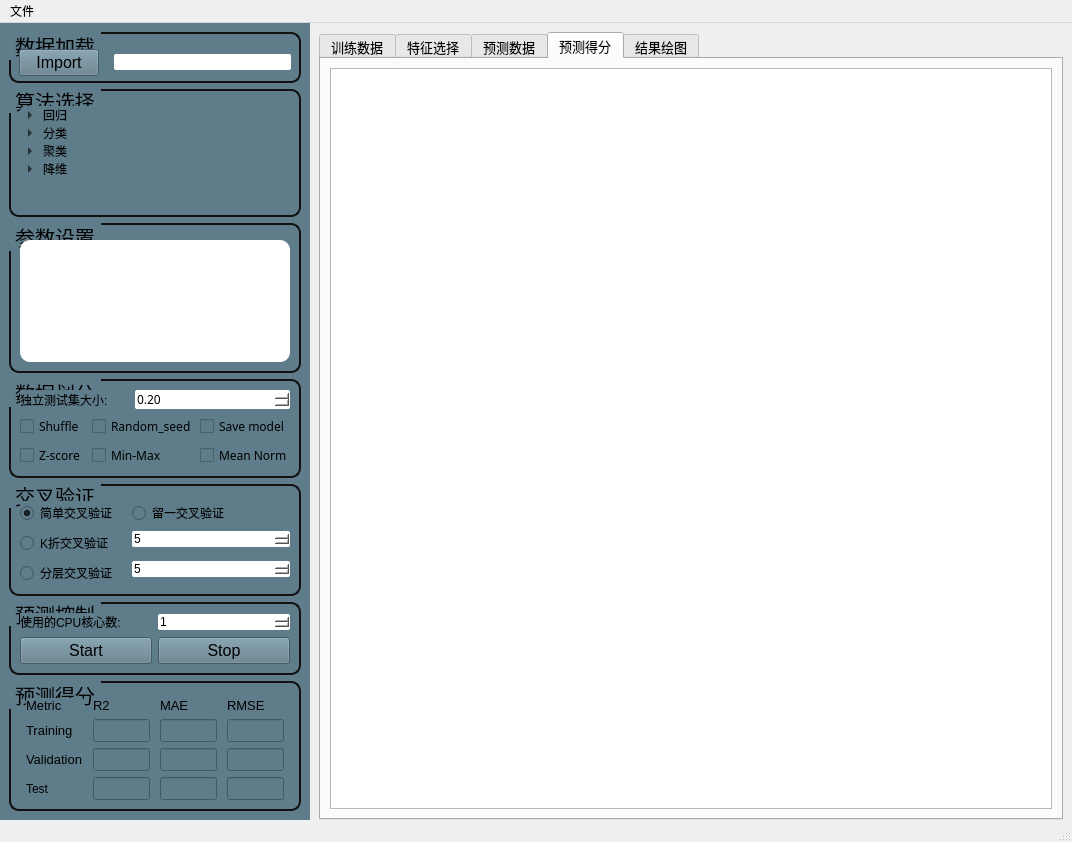
First picture: the form in ML_GUI.ui, repository liyihang1024/Machine-Learning-Toolkit, before the edit.
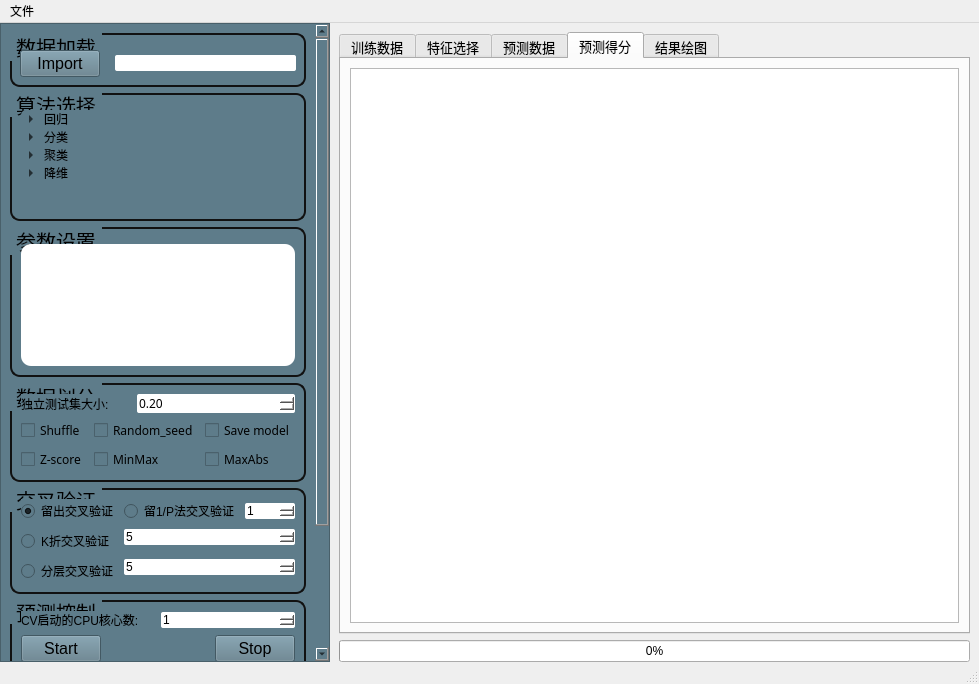
Second picture: the form after the edit. The open tabs and pages were chosen to show the change. Icons and pictures are not drawn.

The edit to the form file:
```diff
--- a/ML_GUI.ui
+++ b/ML_GUI.ui
@@ -6,8 +6,8 @@
    <rect>
     <x>0</x>
     <y>0</y>
-    <width>1072</width>
-    <height>842</height>
+    <width>979</width>
+    <height>684</height>
    </rect>
   </property>
   <property name="windowTitle">
@@ -50,13 +50,49 @@
       </property>
       <property name="maximumSize">
        <size>
-        <width>310</width>
+        <width>330</width>
         <height>16777215</height>
        </size>
       </property>
       <property name="styleSheet">
        <string notr="true">background-color: rgb(94, 124, 138);</string>
       </property>
+      <layout class="QVBoxLayout" name="verticalLayout_11">
+       <property name="spacing">
+        <number>0</number>
+       </property>
+       <property name="leftMargin">
+        <number>0</number>
+       </property>
+       <property name="topMargin">
+        <number>0</number>
+       </property>
+       <property name="rightMargin">
+        <number>0</number>
+       </property>
+       <property name="bottomMargin">
+        <number>0</number>
+       </property>
+       <item>
+        <widget class="QScrollArea" name="scrollArea">
+         <property name="frameShape">
+          <enum>QFrame::StyledPanel</enum>
+         </property>
+         <property name="frameShadow">
+          <enum>QFrame::Sunken</enum>
+         </property>
+         <property name="widgetResizable">
+          <bool>true</bool>
+         </property>
+         <widget class="QWidget" name="scrollAreaWidgetContents_3">
+          <property name="geometry">
+           <rect>
+            <x>0</x>
+            <y>0</y>
+            <width>317</width>
+            <height>835</height>
+           </rect>
+          </property>
       <layout class="QVBoxLayout" name="verticalLayout_4">
        <item>
         <widget class="QGroupBox" name="groupBox">
@@ -105,7 +141,7 @@
            <number>8</number>
           </property>
           <property name="bottomMargin">
-           <number>5</number>
+               <number>8</number>
           </property>
           <item>
            <widget class="QPushButton" name="pushButton">
@@ -501,6 +537,12 @@
        </item>
        <item>
         <widget class="QGroupBox" name="groupBox_3">
+             <property name="minimumSize">
+              <size>
+               <width>0</width>
+               <height>150</height>
+              </size>
+             </property>
          <property name="maximumSize">
           <size>
            <width>16777215</width>
@@ -568,10 +610,16 @@
        </item>
        <item>
         <widget class="QGroupBox" name="groupBox_7">
+             <property name="sizePolicy">
+              <sizepolicy hsizetype="Preferred" vsizetype="Fixed">
+               <horstretch>0</horstretch>
+               <verstretch>0</verstretch>
+              </sizepolicy>
+             </property>
          <property name="maximumSize">
           <size>
            <width>16777215</width>
-           <height>200</height>
+               <height>16777215</height>
           </size>
          </property>
          <property name="font">
@@ -627,6 +675,12 @@
 }
 </string>
               </property>
+                  <property name="minimum">
+                   <double>0.010000000000000</double>
+                  </property>
+                  <property name="maximum">
+                   <double>0.990000000000000</double>
+                  </property>
               <property name="singleStep">
                <double>0.100000000000000</double>
               </property>
@@ -735,7 +789,7 @@
 &lt;p style=&quot; margin-top:12px; margin-bottom:12px; margin-left:0px; margin-right:0px; -qt-block-indent:0; text-indent:0px;&quot;&gt;&lt;span style=&quot; font-size:12pt;&quot;&gt;最小-最大规范化（Min-Max Scaling）：将数据缩放到[0, 1]的范围内。对于每个特征，将原始值减去最小值，然后除以最大值和最小值之差。&lt;/span&gt;&lt;/p&gt;&lt;/body&gt;&lt;/html&gt;</string>
               </property>
               <property name="text">
-               <string>Min-Max</string>
+                   <string>MinMax</string>
               </property>
               <property name="autoExclusive">
                <bool>false</bool>
@@ -765,7 +819,7 @@
                <string>&lt;html&gt;&lt;head/&gt;&lt;body&gt;&lt;p&gt;&lt;span style=&quot; font-size:12pt;&quot;&gt;均值归一化（Mean Normalization）&lt;/span&gt;&lt;span style=&quot; font-size:12pt;&quot;&gt;：&lt;/span&gt;&lt;span style=&quot; font-size:12pt;&quot;&gt;将数据按照均值为0进行归一化处理，并对特征值做缩放。&lt;/span&gt;&lt;span style=&quot; font-size:12pt;&quot;&gt;对于每个特征，将原始值减去均值，然后除以最大值和最小值之差。&lt;/span&gt;&lt;/p&gt;&lt;/body&gt;&lt;/html&gt;</string>
               </property>
               <property name="text">
-               <string>Mean Norm</string>
+                   <string>MaxAbs</string>
               </property>
               <property name="autoExclusive">
                <bool>false</bool>
@@ -780,7 +834,7 @@
        <item>
         <widget class="QGroupBox" name="groupBox_4">
          <property name="sizePolicy">
-          <sizepolicy hsizetype="Preferred" vsizetype="Fixed">
+              <sizepolicy hsizetype="Preferred" vsizetype="Preferred">
            <horstretch>0</horstretch>
            <verstretch>0</verstretch>
           </sizepolicy>
@@ -805,19 +859,10 @@
           <string>交叉验证</string>
          </property>
          <layout class="QFormLayout" name="formLayout">
-          <property name="horizontalSpacing">
-           <number>15</number>
-          </property>
-          <property name="verticalSpacing">
-           <number>6</number>
-          </property>
-          <property name="topMargin">
-           <number>15</number>
-          </property>
-          <item row="1" column="0">
+              <item row="0" column="0">
            <widget class="QRadioButton" name="radioButton">
             <property name="text">
-             <string>简单交叉验证</string>
+                 <string>留出交叉验证</string>
             </property>
             <property name="checked">
              <bool>true</bool>
@@ -827,17 +872,39 @@
             </attribute>
            </widget>
           </item>
-          <item row="1" column="1">
+              <item row="0" column="1">
+               <layout class="QHBoxLayout" name="horizontalLayout_6">
+                <item>
            <widget class="QRadioButton" name="radioButton_2">
             <property name="text">
-             <string>留一交叉验证</string>
+                   <string>留1/P法交叉验证</string>
             </property>
             <attribute name="buttonGroup">
              <string notr="true">buttonGroup</string>
             </attribute>
            </widget>
           </item>
-          <item row="2" column="0">
+                <item>
+                 <widget class="QSpinBox" name="spinBox_4">
+                  <property name="styleSheet">
+                   <string notr="true">QSpinBox {
+    border: none;
+    border-radius: 2px;
+    background-color: white;
+}
+</string>
+                  </property>
+                  <property name="minimum">
+                   <number>1</number>
+                  </property>
+                  <property name="value">
+                   <number>1</number>
+                  </property>
+                 </widget>
+                </item>
+               </layout>
+              </item>
+              <item row="1" column="0">
            <widget class="QRadioButton" name="radioButton_3">
             <property name="text">
              <string>K折交叉验证</string>
@@ -847,7 +914,25 @@
             </attribute>
            </widget>
           </item>
-          <item row="3" column="0">
+              <item row="1" column="1">
+               <widget class="QSpinBox" name="spinBox">
+                <property name="styleSheet">
+                 <string notr="true">QSpinBox {
+    border: none;
+    border-radius: 2px;
+    background-color: white;
+}
+</string>
+                </property>
+                <property name="minimum">
+                 <number>2</number>
+                </property>
+                <property name="value">
+                 <number>5</number>
+                </property>
+               </widget>
+              </item>
+              <item row="2" column="0">
            <widget class="QRadioButton" name="radioButton_4">
             <property name="text">
              <string>分层交叉验证</string>
@@ -858,21 +943,6 @@
            </widget>
           </item>
           <item row="2" column="1">
-           <widget class="QSpinBox" name="spinBox">
-            <property name="styleSheet">
-             <string notr="true">QSpinBox {
-    border: none;
-    border-radius: 2px;
-    background-color: white;
-}
-</string>
-            </property>
-            <property name="value">
-             <number>5</number>
-            </property>
-           </widget>
-          </item>
-          <item row="3" column="1">
            <widget class="QSpinBox" name="spinBox_2">
             <property name="styleSheet">
              <string notr="true">QSpinBox {
@@ -882,6 +952,9 @@
 }
 </string>
             </property>
+                <property name="minimum">
+                 <number>2</number>
+                </property>
             <property name="value">
              <number>5</number>
             </property>
@@ -929,7 +1002,7 @@
             <item>
              <widget class="QLabel" name="label_3">
               <property name="text">
-               <string>使用的CPU核心数:</string>
+                   <string>CV启动的CPU核心数:</string>
               </property>
               <property name="alignment">
                <set>Qt::AlignJustify|Qt::AlignVCenter</set>
@@ -958,6 +1031,9 @@
           </item>
           <item>
            <layout class="QHBoxLayout" name="horizontalLayout_5">
+                <property name="spacing">
+                 <number>15</number>
+                </property>
             <item>
              <widget class="QPushButton" name="pushButton_2">
               <property name="font">
@@ -971,6 +1047,19 @@
               </property>
              </widget>
             </item>
+                <item>
+                 <spacer name="horizontalSpacer">
+                  <property name="orientation">
+                   <enum>Qt::Horizontal</enum>
+                  </property>
+                  <property name="sizeHint" stdset="0">
+                   <size>
+                    <width>40</width>
+                    <height>20</height>
+                   </size>
+                  </property>
+                 </spacer>
+                </item>
             <item>
              <widget class="QPushButton" name="pushButton_3">
               <property name="font">
@@ -1041,6 +1130,76 @@
           <property name="horizontalSpacing">
            <number>10</number>
           </property>
+              <item row="0" column="2">
+               <widget class="QLabel" name="label_11">
+                <property name="font">
+                 <font>
+                  <pointsize>10</pointsize>
+                 </font>
+                </property>
+                <property name="text">
+                 <string>MAE</string>
+                </property>
+                <property name="alignment">
+                 <set>Qt::AlignCenter</set>
+                </property>
+               </widget>
+              </item>
+              <item row="2" column="1">
+               <widget class="QLineEdit" name="lineEdit_10">
+                <property name="font">
+                 <font>
+                  <pointsize>10</pointsize>
+                 </font>
+                </property>
+               </widget>
+              </item>
+              <item row="1" column="1">
+               <widget class="QLineEdit" name="lineEdit_7">
+                <property name="font">
+                 <font>
+                  <pointsize>10</pointsize>
+                 </font>
+                </property>
+               </widget>
+              </item>
+              <item row="3" column="3">
+               <widget class="QLineEdit" name="lineEdit_15">
+                <property name="font">
+                 <font>
+                  <pointsize>10</pointsize>
+                 </font>
+                </property>
+               </widget>
+              </item>
+              <item row="2" column="3">
+               <widget class="QLineEdit" name="lineEdit_12">
+                <property name="font">
+                 <font>
+                  <pointsize>10</pointsize>
+                 </font>
+                </property>
+               </widget>
+              </item>
+              <item row="3" column="0">
+               <widget class="QLabel" name="label_2">
+                <property name="text">
+                 <string>Test</string>
+                </property>
+                <property name="alignment">
+                 <set>Qt::AlignCenter</set>
+                </property>
+               </widget>
+              </item>
+              <item row="3" column="2">
+               <widget class="QLineEdit" name="lineEdit_14">
+                <property name="font">
+                 <font>
+                  <pointsize>10</pointsize>
+                 </font>
+                </property>
+               </widget>
+              </item>
           <item row="1" column="3">
            <widget class="QLineEdit" name="lineEdit_9">
             <property name="font">
@@ -1072,6 +1231,12 @@
             <property name="text">
              <string>R2</string>
             </property>
+                <property name="textFormat">
+                 <enum>Qt::RichText</enum>
+                </property>
+                <property name="alignment">
+                 <set>Qt::AlignCenter</set>
+                </property>
            </widget>
           </item>
           <item row="0" column="0">
@@ -1086,6 +1251,27 @@
             <property name="text">
              <string>Metric</string>
             </property>
+                <property name="alignment">
+                 <set>Qt::AlignCenter</set>
+                </property>
+               </widget>
+              </item>
+              <item row="2" column="2">
+               <widget class="QLineEdit" name="lineEdit_11">
+                <property name="font">
+                 <font>
+                  <pointsize>10</pointsize>
+                 </font>
+                </property>
+               </widget>
+              </item>
+              <item row="3" column="1">
+               <widget class="QLineEdit" name="lineEdit_13">
+                <property name="font">
+                 <font>
+                  <pointsize>10</pointsize>
+                 </font>
+                </property>
            </widget>
           </item>
           <item row="2" column="0">
@@ -1098,17 +1284,32 @@
             <property name="text">
              <string>Validation</string>
             </property>
-           </widget>
-          </item>
-          <item row="0" column="2">
-           <widget class="QLabel" name="label_11">
+                <property name="alignment">
+                 <set>Qt::AlignCenter</set>
+                </property>
+               </widget>
+              </item>
+              <item row="0" column="3">
+               <widget class="QLabel" name="label_12">
             <property name="font">
              <font>
               <pointsize>10</pointsize>
              </font>
             </property>
             <property name="text">
-             <string>MAE</string>
+                 <string>RMSE</string>
+                </property>
+                <property name="alignment">
+                 <set>Qt::AlignCenter</set>
+                </property>
+               </widget>
+              </item>
+              <item row="1" column="2">
+               <widget class="QLineEdit" name="lineEdit_8">
+                <property name="font">
+                 <font>
+                  <pointsize>10</pointsize>
+                 </font>
             </property>
            </widget>
           </item>
@@ -1122,84 +1323,8 @@
             <property name="text">
              <string>Training</string>
             </property>
-           </widget>
-          </item>
-          <item row="2" column="1">
-           <widget class="QLineEdit" name="lineEdit_10">
-            <property name="font">
-             <font>
-              <pointsize>10</pointsize>
-             </font>
-            </property>
-           </widget>
-          </item>
-          <item row="2" column="3">
-           <widget class="QLineEdit" name="lineEdit_12">
-            <property name="font">
-             <font>
-              <pointsize>10</pointsize>
-             </font>
-            </property>
-           </widget>
-          </item>
-          <item row="1" column="2">
-           <widget class="QLineEdit" name="lineEdit_8">
-            <property name="font">
-             <font>
-              <pointsize>10</pointsize>
-             </font>
-            </property>
-           </widget>
-          </item>
-          <item row="2" column="2">
-           <widget class="QLineEdit" name="lineEdit_11">
-            <property name="font">
-             <font>
-              <pointsize>10</pointsize>
-             </font>
-            </property>
-           </widget>
-          </item>
-          <item row="1" column="1">
-           <widget class="QLineEdit" name="lineEdit_7">
-            <property name="font">
-             <font>
-              <pointsize>10</pointsize>
-             </font>
-            </property>
-           </widget>
-          </item>
-          <item row="3" column="0">
-           <widget class="QLabel" name="label_2">
-            <property name="text">
-             <string>Test</string>
-            </property>
-           </widget>
-          </item>
-          <item row="3" column="1">
-           <widget class="QLineEdit" name="lineEdit_13">
-            <property name="font">
-             <font>
-              <pointsize>10</pointsize>
-             </font>
-            </property>
-           </widget>
-          </item>
-          <item row="3" column="2">
-           <widget class="QLineEdit" name="lineEdit_14">
-            <property name="font">
-             <font>
-              <pointsize>10</pointsize>
-             </font>
-            </property>
-           </widget>
-          </item>
-          <item row="3" column="3">
-           <widget class="QLineEdit" name="lineEdit_15">
-            <property name="font">
-             <font>
-              <pointsize>10</pointsize>
-             </font>
+                <property name="alignment">
+                 <set>Qt::AlignCenter</set>
             </property>
            </widget>
           </item>
@@ -1221,6 +1346,10 @@
        </item>
       </layout>
      </widget>
+        </widget>
+       </item>
+      </layout>
+     </widget>
     </item>
     <item>
      <widget class="QWidget" name="widget_2" native="true">
@@ -1277,11 +1406,7 @@
            <item>
             <widget class="QTableView" name="tableView_4">
              <property name="styleSheet">
-              <string notr="true">QTableView::item:row:lastRow {
-    background-color: rgb(85, 255, 127);
-    font-weight: bold;
-}
-</string>
+              <string notr="true"/>
              </property>
             </widget>
            </item>
@@ -1294,6 +1419,13 @@
          </widget>
         </widget>
        </item>
+       <item>
+        <widget class="QProgressBar" name="progressBar">
+         <property name="value">
+          <number>0</number>
+         </property>
+        </widget>
+       </item>
       </layout>
      </widget>
     </item>
@@ -1305,7 +1437,7 @@
     <rect>
      <x>0</x>
      <y>0</y>
-     <width>1072</width>
+     <width>979</width>
      <height>23</height>
     </rect>
    </property>
```
Left out of the diff: 37 changed lines with no effect on the pictures. Lines whose indentation alone changed are shown as unchanged.
